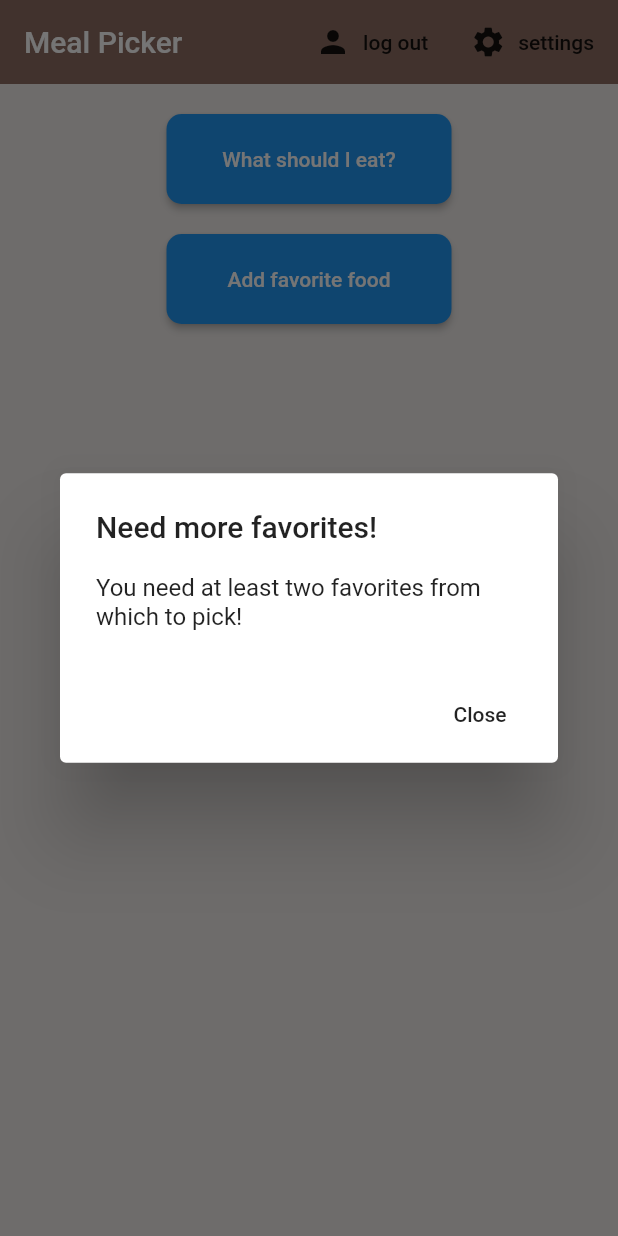
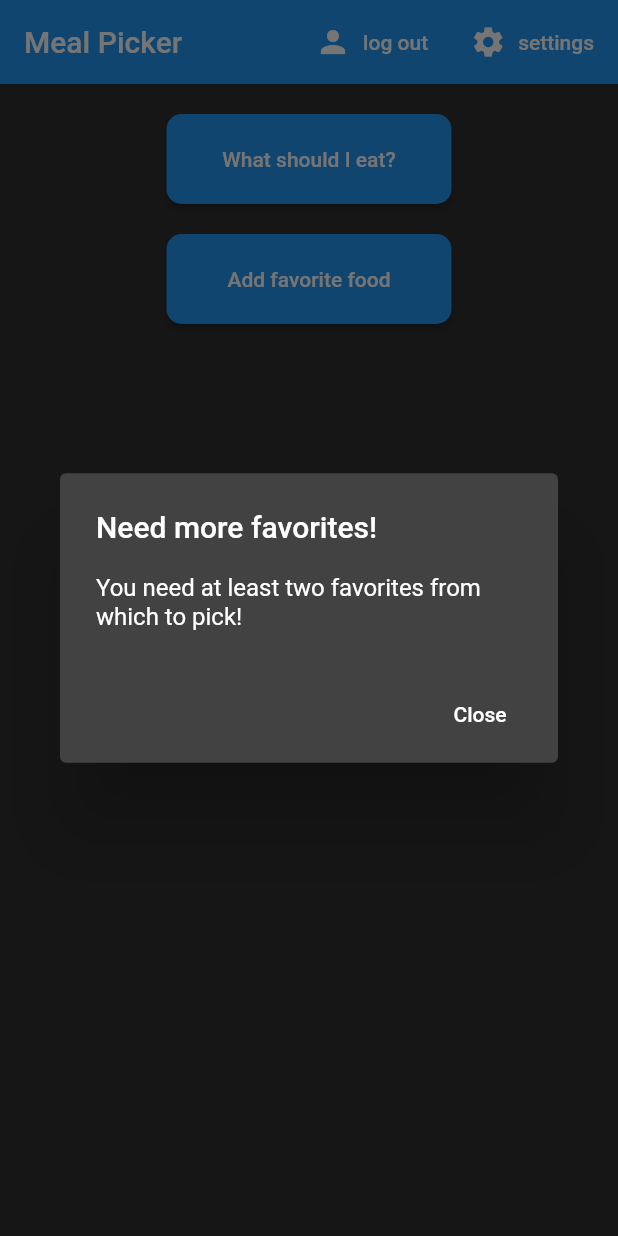
Before and after one commit to sjotterman/flutter-firebase, a Flutter app: the screen it shows once a user with an empty profile is signed in, after a tap on "What should I eat?", on a phone screen of 412 x 824 dp. Run offline on Flutter 3.47's test engine with Material 2 defaults, Android fonts, the phone set to English and light mode, and no system bars; our stand-ins replace cloud_firestore, firebase_auth, flutter_spinkit; accounts and stored records are empty.

Commit message:
switch to dark theme

```diff
--- a/lib/main.dart
+++ b/lib/main.dart
@@ -13,6 +13,11 @@ class MyApp extends StatelessWidget {
     return StreamProvider<User>.value(
       value: AuthService().user,
       child: MaterialApp(
+        theme: ThemeData(
+          brightness: Brightness.dark,
+          primarySwatch: Colors.blue,
+          accentColor: Colors.blue,
+        ),
         home: Wrapper(),
       ),
     );
--- a/lib/screens/authenticate/register.dart
+++ b/lib/screens/authenticate/register.dart
@@ -25,9 +25,7 @@ class _RegisterState extends State<Register> {
     return loading
         ? Loading()
         : Scaffold(
-            backgroundColor: Colors.brown[100],
             appBar: AppBar(
-                backgroundColor: Colors.brown[400],
                 elevation: 0.0,
                 title: Text('Sign up to Stockkeeper'),
                 actions: <Widget>[
@@ -67,9 +65,10 @@ class _RegisterState extends State<Register> {
                         ),
                         SizedBox(height: 20.0),
                         RaisedButton(
-                          color: Colors.pink[400],
-                          child: Text('Register',
-                              style: TextStyle(color: Colors.white)),
+                          child: Text(
+                            'Register',
+                            style: TextStyle(color: Colors.white),
+                          ),
                           onPressed: () async {
                             if (_formKey.currentState.validate()) {
                               setState(() => loading = true);
--- a/lib/screens/authenticate/sign_in.dart
+++ b/lib/screens/authenticate/sign_in.dart
@@ -26,9 +26,7 @@ class _SignInState extends State<SignIn> {
     return loading
         ? Loading()
         : Scaffold(
-            backgroundColor: Colors.brown[100],
             appBar: AppBar(
-                backgroundColor: Colors.brown[400],
                 elevation: 0.0,
                 title: Text('Sign in to Stockkeeper'),
                 actions: <Widget>[
@@ -68,7 +66,6 @@ class _SignInState extends State<SignIn> {
                         ),
                         SizedBox(height: 20.0),
                         RaisedButton(
-                          color: Colors.pink[400],
                           child: Text('Sign In',
                               style: TextStyle(color: Colors.white)),
                           onPressed: () async {
--- a/lib/screens/home/home.dart
+++ b/lib/screens/home/home.dart
@@ -27,10 +27,9 @@ class Home extends StatelessWidget {
     return StreamProvider<FavoriteData>.value(
       value: DatabaseService(uid: user.uid).favoriteData,
       child: Scaffold(
-        backgroundColor: Colors.brown[50],
         appBar: AppBar(
+          backgroundColor: Colors.blue,
           title: Text('Meal Picker'),
-          backgroundColor: Colors.brown[400],
           elevation: 0.0,
           actions: <Widget>[
             FlatButton.icon(
--- a/lib/shared/constants.dart
+++ b/lib/shared/constants.dart
@@ -1,10 +1,14 @@
 import 'package:flutter/material.dart';
 
 const textInputDecoration = InputDecoration(
-  fillColor: Colors.white,
   filled: true,
   enabledBorder: OutlineInputBorder(
-      borderSide: BorderSide(color: Colors.white, width: 2.0)),
+      borderSide: BorderSide(
+    width: 2.0,
+  )),
   focusedBorder: OutlineInputBorder(
-      borderSide: BorderSide(color: Colors.pink, width: 2.0)),
+      borderSide: BorderSide(
+    color: Colors.blue,
+    width: 2.0,
+  )),
 );
--- a/lib/shared/loading.dart
+++ b/lib/shared/loading.dart
@@ -5,8 +5,10 @@ class Loading extends StatelessWidget {
   @override
   Widget build(BuildContext context) {
     return Container(
-        color: Colors.brown[100],
-        child:
-            Center(child: SpinKitThreeBounce(color: Colors.brown, size: 50.0)));
+        child: Center(
+            child: SpinKitThreeBounce(
+      color: Colors.blue,
+      size: 50.0,
+    )));
   }
 }
--- a/pubspec.yaml
+++ b/pubspec.yaml
@@ -11,7 +11,7 @@ description: A new Flutter project.
 # In iOS, build-name is used as CFBundleShortVersionString while build-number used as CFBundleVersion.
 # Read more about iOS versioning at
 # https://developer.apple.com/library/archive/documentation/General/Reference/InfoPlistKeyReference/Articles/CoreFoundationKeys.html
-version: 0.0.1+2
+version: 0.1.0
 
 environment:
   sdk: ">=2.1.0 <3.0.0"
```
